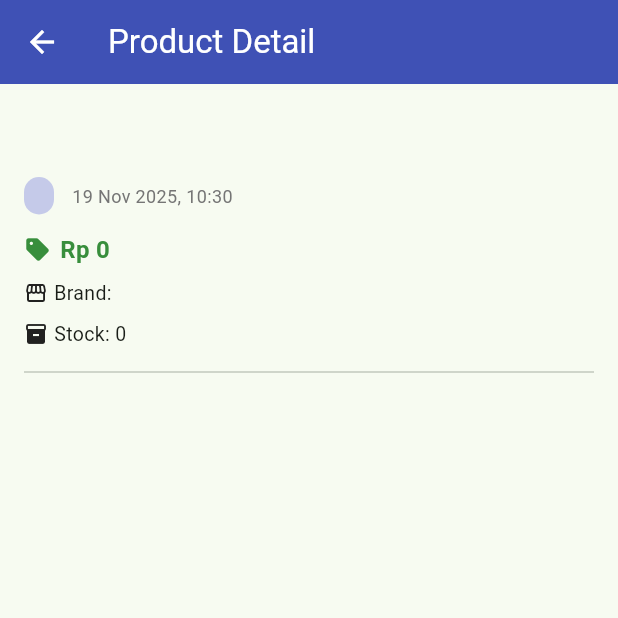
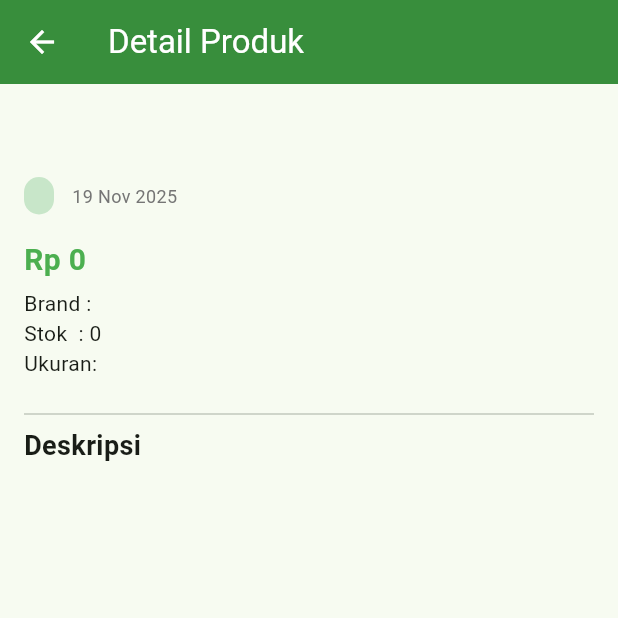
Before and after one commit to pit135/football-shop-mobile, a Flutter app: the ProductDetailPage screen opened directly with empty values, on a phone screen of 412 x 824 dp, the top half of it. Run offline on Flutter 3.47's test engine with Material 3 defaults, Android fonts, the phone set to English and light mode, and no system bars; missing offline and left inert: pbp_django_auth.

Commit message:
done tugas 9

```diff
--- a/lib/screens/product_detail.dart
+++ b/lib/screens/product_detail.dart
@@ -1,7 +1,11 @@
+// lib/screens/product_detail_page.dart
 import 'package:flutter/material.dart';
 import 'package:pf_shop/models/product_entry.dart';
 
-const String baseUrl = 'http://10.0.2.2:8000';
+// CHROME / WEB:
+const String baseUrl = 'http://localhost:8000';
+// Emulator Android:
+// const String baseUrl = 'http://10.0.2.2:8000';
 
 class ProductDetailPage extends StatelessWidget {
   final ProductEntry product;
@@ -9,28 +13,36 @@ class ProductDetailPage extends StatelessWidget {
   const ProductDetailPage({super.key, required this.product});
 
   String _formatDate(DateTime date) {
-    final months = [
-      'Jan', 'Feb', 'Mar', 'Apr', 'May', 'Jun',
-      'Jul', 'Aug', 'Sep', 'Oct', 'Nov', 'Dec'
+    const months = [
+      'Jan',
+      'Feb',
+      'Mar',
+      'Apr',
+      'May',
+      'Jun',
+      'Jul',
+      'Aug',
+      'Sep',
+      'Oct',
+      'Nov',
+      'Dec',
     ];
-    return '${date.day} ${months[date.month - 1]} ${date.year}, '
-        '${date.hour.toString().padLeft(2, '0')}:'
-        '${date.minute.toString().padLeft(2, '0')}';
+    return '${date.day} ${months[date.month - 1]} ${date.year}';
   }
 
   @override
   Widget build(BuildContext context) {
     return Scaffold(
       appBar: AppBar(
-        title: const Text('Product Detail'),
-        backgroundColor: Colors.indigo,
+        title: const Text('Detail Produk'),
+        backgroundColor: Colors.green.shade700,
         foregroundColor: Colors.white,
       ),
       body: SingleChildScrollView(
         child: Column(
           crossAxisAlignment: CrossAxisAlignment.start,
           children: [
-            // Thumbnail produk
+            // Gambar
             if (product.thumbnail.isNotEmpty)
               Image.network(
                 '$baseUrl/proxy-image/?url=${Uri.encodeComponent(product.thumbnail)}',
@@ -51,18 +63,20 @@ class ProductDetailPage extends StatelessWidget {
               child: Column(
                 crossAxisAlignment: CrossAxisAlignment.start,
                 children: [
-                  // Badge produk unggulan
+                  // Badge featured
                   if (product.isFeatured)
                     Container(
                       padding: const EdgeInsets.symmetric(
-                          horizontal: 12.0, vertical: 6.0),
+                        horizontal: 12.0,
+                        vertical: 6.0,
+                      ),
                       margin: const EdgeInsets.only(bottom: 12.0),
                       decoration: BoxDecoration(
                         color: Colors.amber,
                         borderRadius: BorderRadius.circular(20.0),
                       ),
                       child: const Text(
-                        'Produk Unggulan',
+                        'Featured',
                         style: TextStyle(
                           fontWeight: FontWeight.bold,
                           fontSize: 12,
@@ -70,7 +84,7 @@ class ProductDetailPage extends StatelessWidget {
                       ),
                     ),
 
-                  // Nama produk
+                  // Nama
                   Text(
                     product.name,
                     style: const TextStyle(
@@ -80,14 +94,16 @@ class ProductDetailPage extends StatelessWidget {
                   ),
                   const SizedBox(height: 12),
 
-                  // Kategori & Tanggal dibuat
+                  // Kategori + tanggal
                   Row(
                     children: [
                       Container(
                         padding: const EdgeInsets.symmetric(
-                            horizontal: 10.0, vertical: 4.0),
+                          horizontal: 10.0,
+                          vertical: 4.0,
+                        ),
                         decoration: BoxDecoration(
-                          color: Colors.indigo.shade100,
+                          color: Colors.green.shade100,
                           borderRadius: BorderRadius.circular(12.0),
                         ),
                         child: Text(
@@ -95,13 +111,14 @@ class ProductDetailPage extends StatelessWidget {
                           style: TextStyle(
                             fontSize: 12,
                             fontWeight: FontWeight.bold,
-                            color: Colors.indigo.shade700,
+                            color: Colors.green.shade700,
                           ),
                         ),
                       ),
                       const SizedBox(width: 12),
+                      if (product.createdAt != null)
                         Text(
-                        _formatDate(product.createdAt),
+                          _formatDate(product.createdAt!),
                           style: TextStyle(
                             fontSize: 12,
                             color: Colors.grey[600],
@@ -109,63 +126,36 @@ class ProductDetailPage extends StatelessWidget {
                         ),
                     ],
                   ),
-                  const SizedBox(height: 12),
+                  const SizedBox(height: 16),
 
                   // Harga
-                  Row(
-                    children: [
-                      Icon(Icons.sell, size: 18, color: Colors.green[700]),
-                      const SizedBox(width: 6),
                   Text(
                     'Rp ${product.price}',
-                        style: TextStyle(
-                          fontSize: 16,
+                    style: const TextStyle(
+                      fontSize: 20,
                       fontWeight: FontWeight.bold,
-                          color: Colors.green[700],
+                      color: Colors.green,
                     ),
                   ),
-                    ],
+                  const SizedBox(height: 4),
+
+                  // Brand, stok, ukuran
+                  Text('Brand : ${product.brand}'),
+                  Text('Stok  : ${product.stock}'),
+                  Text('Ukuran: ${product.size}'),
+                  const SizedBox(height: 16),
+
+                  const Divider(),
+
+                  // Deskripsi
+                  const Text(
+                    'Deskripsi',
+                    style: TextStyle(
+                      fontSize: 18,
+                      fontWeight: FontWeight.bold,
+                    ),
                   ),
                   const SizedBox(height: 8),
-
-                  // Brand, size, stock
-                  Row(
-                    children: [
-                      const Icon(Icons.storefront, size: 16),
-                      const SizedBox(width: 4),
-                      Text(
-                        'Brand: ${product.brand}',
-                        style: const TextStyle(fontSize: 13),
-                      ),
-                    ],
-                  ),
-                  const SizedBox(height: 4),
-                  if (product.size.isNotEmpty)
-                    Row(
-                      children: [
-                        const Icon(Icons.straighten, size: 16),
-                        const SizedBox(width: 4),
-                        Text(
-                          'Size: ${product.size}',
-                          style: const TextStyle(fontSize: 13),
-                        ),
-                      ],
-                    ),
-                  const SizedBox(height: 4),
-                  Row(
-                    children: [
-                      const Icon(Icons.inventory_2, size: 16),
-                      const SizedBox(width: 4),
-                      Text(
-                        'Stock: ${product.stock}',
-                        style: const TextStyle(fontSize: 13),
-                      ),
-                    ],
-                  ),
-
-                  const Divider(height: 32),
-
-                  // Deskripsi produk
                   Text(
                     product.description,
                     style: const TextStyle(
@@ -174,7 +164,6 @@ class ProductDetailPage extends StatelessWidget {
                     ),
                     textAlign: TextAlign.justify,
                   ),
-                  const SizedBox(height: 24),
                 ],
               ),
             ),
```
Also changed, not shown: lib/screens/my_product_list.dart (+36 -22 lines), lib/screens/product_form.dart (+19 -50 lines), lib/screens/product_list_page.dart (+29 -14 lines), lib/widgets/product_card.dart (+127 -89 lines). Lines whose indentation alone changed are shown as unchanged.
